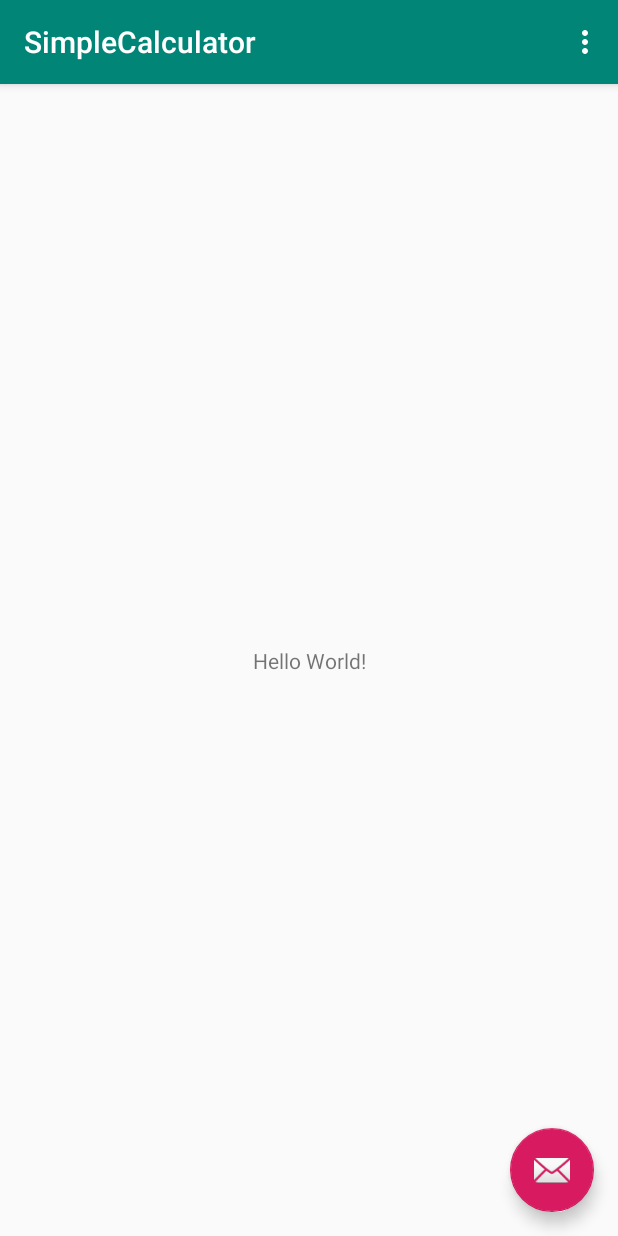
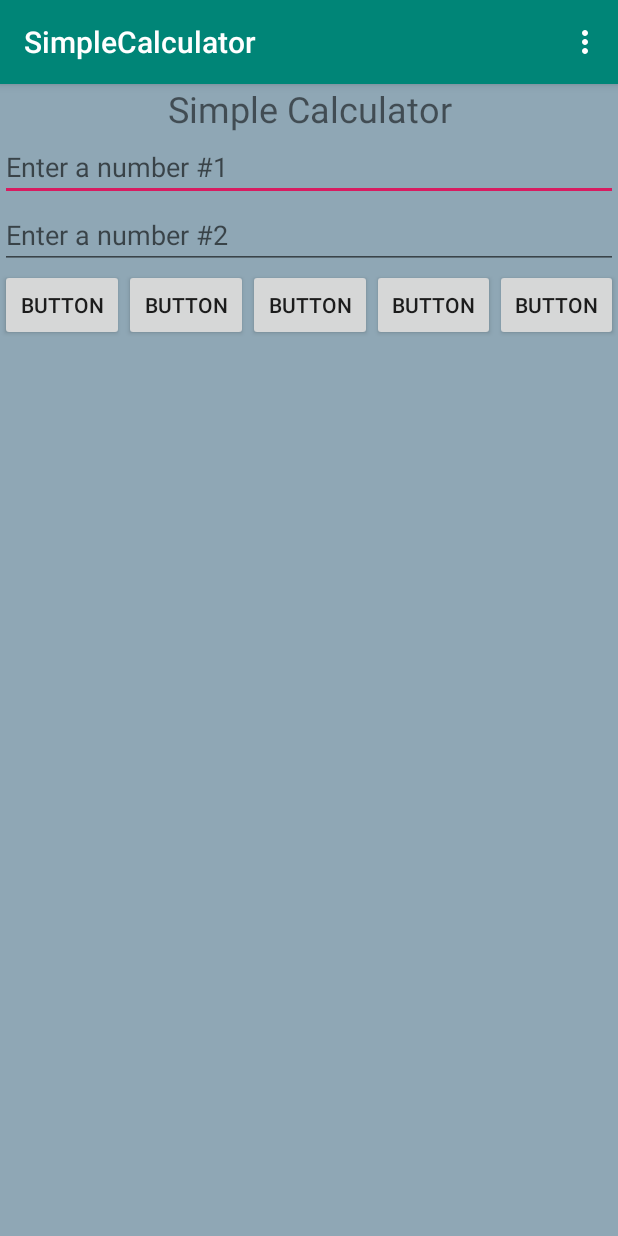
Before and after one commit to widmonstertony/SimpleCalculator, an Android app: the screen it shows after launch (MainActivity), on a phone screen of 412 x 824 dp. Run offline under Robolectric (Android 15) with nearby library versions, the phone set to English and light mode, and no system bars; 1 statement that could not run was skipped.

Commit message:
half way

```diff
--- a/app/src/main/res/layout/activity_main.xml
+++ b/app/src/main/res/layout/activity_main.xml
@@ -23,12 +23,5 @@
 
     <include layout="@layout/content_main"/>
 
-    <android.support.design.widget.FloatingActionButton
-        android:id="@+id/fab"
-        android:layout_width="wrap_content"
-        android:layout_height="wrap_content"
-        android:layout_gravity="bottom|end"
-        android:layout_margin="@dimen/fab_margin"
-        app:srcCompat="@android:drawable/ic_dialog_email" />
 
 </android.support.design.widget.CoordinatorLayout>
--- a/app/src/main/res/layout/content_main.xml
+++ b/app/src/main/res/layout/content_main.xml
@@ -1,5 +1,5 @@
 <?xml version="1.0" encoding="utf-8"?>
-<android.support.constraint.ConstraintLayout
+<LinearLayout
         xmlns:android="http://schemas.android.com/apk/res/android"
         xmlns:tools="http://schemas.android.com/tools"
         xmlns:app="http://schemas.android.com/apk/res-auto"
@@ -7,15 +7,48 @@
         android:layout_height="match_parent"
         app:layout_behavior="@string/appbar_scrolling_view_behavior"
         tools:showIn="@layout/activity_main"
-    tools:context=".MainActivity">
+        tools:context=".MainActivity" android:background="@color/background_grey" android:orientation="vertical">
 
     <TextView
+            android:text="Simple Calculator"
+            android:layout_width="match_parent"
+            android:layout_height="wrap_content" android:id="@+id/title" android:layout_weight="0"
+            android:gravity="center_horizontal" android:textSize="24sp"/>
+    <EditText
+            android:layout_width="match_parent"
+            android:layout_height="wrap_content"
+            android:ems="10"
+            android:id="@+id/input1" android:layout_weight="0" android:hint="Enter a number #1"
+            android:inputType="numberDecimal"/>
+    <EditText
+            android:layout_width="match_parent"
+            android:layout_height="wrap_content"
+            android:ems="10"
+            android:id="@+id/input2" android:layout_weight="0" android:hint="Enter a number #2"
+            android:inputType="numberDecimal"/>
+    <LinearLayout
+            android:orientation="horizontal"
+            android:layout_width="match_parent"
+            android:layout_height="match_parent" android:layout_weight="0">
+        <Button
+                android:text="Button"
                 android:layout_width="wrap_content"
-        android:layout_height="wrap_content"
-        android:text="Hello World!"
-        app:layout_constraintBottom_toBottomOf="parent"
-        app:layout_constraintLeft_toLeftOf="parent"
-        app:layout_constraintRight_toRightOf="parent"
-        app:layout_constraintTop_toTopOf="parent" />
-
-</android.support.constraint.ConstraintLayout>
+                android:layout_height="wrap_content" android:id="@+id/button" android:layout_weight="1"/>
+        <Button
+                android:text="Button"
+                android:layout_width="wrap_content"
+                android:layout_height="wrap_content" android:id="@+id/button2" android:layout_weight="1"/>
+        <Button
+                android:text="Button"
+                android:layout_width="wrap_content"
+                android:layout_height="wrap_content" android:id="@+id/button3" android:layout_weight="1"/>
+        <Button
+                android:text="Button"
+                android:layout_width="wrap_content"
+                android:layout_height="wrap_content" android:id="@+id/button4" android:layout_weight="1"/>
+        <Button
+                android:text="Button"
+                android:layout_width="wrap_content"
+                android:layout_height="wrap_content" android:id="@+id/button5" android:layout_weight="1"/>
+    </LinearLayout>
+</LinearLayout>
--- a/app/src/main/res/values/colors.xml
+++ b/app/src/main/res/values/colors.xml
@@ -3,4 +3,5 @@
     <color name="colorPrimary">#008577</color>
     <color name="colorPrimaryDark">#00574B</color>
     <color name="colorAccent">#D81B60</color>
+    <color name="background_grey">#8fa7b5</color>
 </resources>
```
Lines whose indentation alone changed are shown as unchanged.
